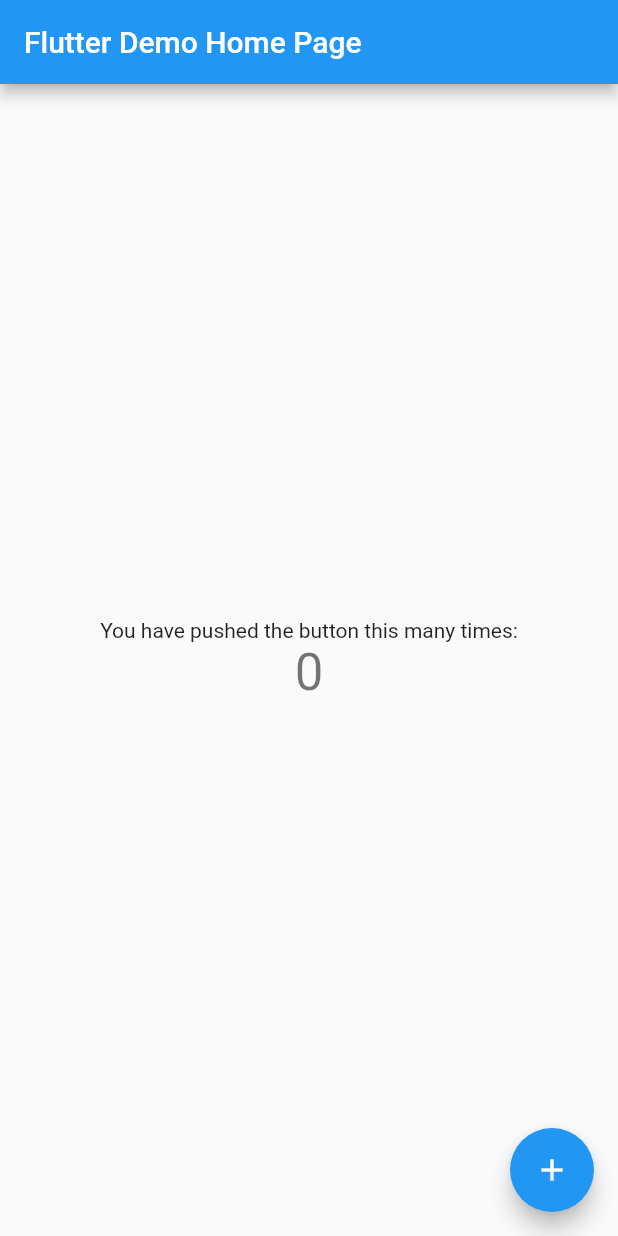
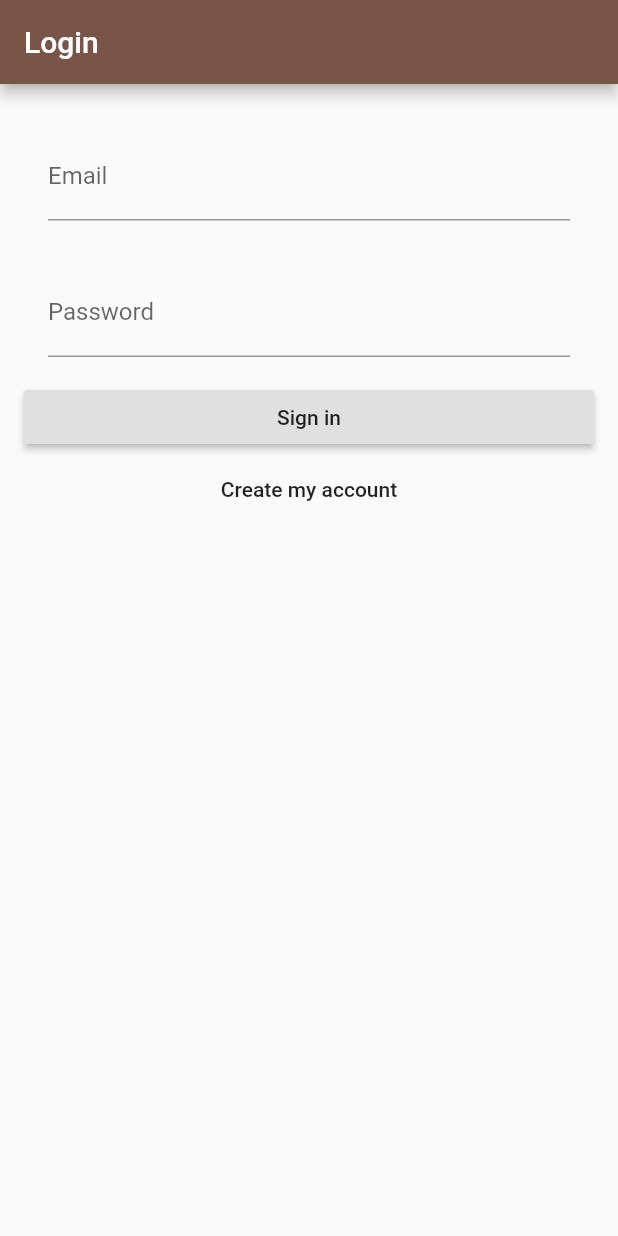
Before and after one commit to cdnbrt22/trust_me, a Flutter app: the screen it shows after launch, on a phone screen of 412 x 824 dp. Run offline on Flutter 3.47's test engine with Material 2 defaults, Android fonts, the phone set to English and light mode, and no system bars; our stand-ins replace firebase_auth, firebase_core; accounts and stored records are empty; Roboto replaces fonts that are missing (Font1).

Commit message:
Login and Register

```diff
--- a/lib/main.dart
+++ b/lib/main.dart
@@ -1,113 +1,27 @@
+import 'package:firebase_core/firebase_core.dart';
 import 'package:flutter/material.dart';
+import 'package:trustme/screens/loginpage.dart';
+import 'package:trustme/src/app.dart';
 
-void main() {
-  runApp(MyApp());
+void main() async {
+  WidgetsFlutterBinding.ensureInitialized();
+  await Firebase.initializeApp();
+  runApp(App());
 }
 
-class MyApp extends StatelessWidget {
-  // This widget is the root of your application.
-  @override
-  Widget build(BuildContext context) {
-    return MaterialApp(
-      title: 'Flutter Demo',
-      theme: ThemeData(
-        // This is the theme of your application.
-        //
-        // Try running your application with "flutter run". You'll see the
-        // application has a blue toolbar. Then, without quitting the app, try
-        // changing the primarySwatch below to Colors.green and then invoke
-        // "hot reload" (press "r" in the console where you ran "flutter run",
-        // or simply save your changes to "hot reload" in a Flutter IDE).
-        // Notice that the counter didn't reset back to zero; the application
-        // is not restarted.
-        primarySwatch: Colors.blue,
-      ),
-      home: MyHomePage(title: 'Flutter Demo Home Page'),
-    );
-  }
-}
-
-class MyHomePage extends StatefulWidget {
-  MyHomePage({Key key, this.title}) : super(key: key);
-
-  // This widget is the home page of your application. It is stateful, meaning
-  // that it has a State object (defined below) that contains fields that affect
-  // how it looks.
-
-  // This class is the configuration for the state. It holds the values (in this
-  // case the title) provided by the parent (in this case the App widget) and
-  // used by the build method of the State. Fields in a Widget subclass are
-  // always marked "final".
-
-  final String title;
-
-  @override
-  _MyHomePageState createState() => _MyHomePageState();
-}
-
-class _MyHomePageState extends State<MyHomePage> {
-  int _counter = 0;
-
-  void _incrementCounter() {
-    setState(() {
-      // This call to setState tells the Flutter framework that something has
-      // changed in this State, which causes it to rerun the build method below
-      // so that the display can reflect the updated values. If we changed
-      // _counter without calling setState(), then the build method would not be
-      // called again, and so nothing would appear to happen.
-      _counter++;
-    });
-  }
-
-  @override
-  Widget build(BuildContext context) {
-    // This method is rerun every time setState is called, for instance as done
-    // by the _incrementCounter method above.
-    //
-    // The Flutter framework has been optimized to make rerunning build methods
-    // fast, so that you can just rebuild anything that needs updating rather
-    // than having to individually change instances of widgets.
-    return Scaffold(
-      appBar: AppBar(
-        // Here we take the value from the MyHomePage object that was created by
-        // the App.build method, and use it to set our appbar title.
-        title: Text(widget.title),
-      ),
-      body: Center(
-        // Center is a layout widget. It takes a single child and positions it
-        // in the middle of the parent.
-        child: Column(
-          // Column is also a layout widget. It takes a list of children and
-          // arranges them vertically. By default, it sizes itself to fit its
-          // children horizontally, and tries to be as tall as its parent.
-          //
-          // Invoke "debug painting" (press "p" in the console, choose the
-          // "Toggle Debug Paint" action from the Flutter Inspector in Android
-          // Studio, or the "Toggle Debug Paint" command in Visual Studio Code)
-          // to see the wireframe for each widget.
-          //
-          // Column has various properties to control how it sizes itself and
-          // how it positions its children. Here we use mainAxisAlignment to
-          // center the children vertically; the main axis here is the vertical
-          // axis because Columns are vertical (the cross axis would be
-          // horizontal).
-          mainAxisAlignment: MainAxisAlignment.center,
-          children: <Widget>[
-            Text(
-              'You have pushed the button this many times:',
-            ),
-            Text(
-              '$_counter',
-              style: Theme.of(context).textTheme.headline4,
-            ),
-          ],
-        ),
-      ),
-      floatingActionButton: FloatingActionButton(
-        onPressed: _incrementCounter,
-        tooltip: 'Increment',
-        child: Icon(Icons.add),
-      ), // This trailing comma makes auto-formatting nicer for build methods.
-    );
-  }
-}
+// class MyApp extends StatelessWidget {
+//   // This widget is the root of your application.
+//   @override
+//   Widget build(BuildContext context) {
+//     return MaterialApp(
+//       title: 'Flutter Demo',
+//       theme: ThemeData(
+//         brightness: Brightness.light,
+//         primaryColor: Colors.brown[500],
+//         accentColor: Colors.blue[200],
+//         fontFamily: 'Font1',
+//       ),
+//       home: LoginPage(),
+//     );
+//   }
+// }
--- /dev/null
+++ b/lib/screens/loginpage.dart
@@ -0,0 +1,123 @@
+import 'package:firebase_auth/firebase_auth.dart';
+import 'package:flutter/material.dart';
+
+class LoginPage extends StatefulWidget {
+  @override
+  _LoginPageState createState() => _LoginPageState();
+}
+
+enum Formtype { login, register }
+
+class _LoginPageState extends State<LoginPage> {
+  final formkey = new GlobalKey<FormState>();
+
+  String _email;
+  String _password;
+  Formtype _formtype = Formtype.login;
+
+  bool validateAndSave() {
+    final form = formkey.currentState;
+    if (form.validate()) {
+      form.save();
+      return true;
+      // print('Form is vaild. Email: $_email, password: $_password');
+    }
+    return false;
+    // print('Form is invaild. Email: $_email, password: $_password');
+    //}
+  }
+
+  void validateAndSubmit() async {
+    if (validateAndSave()) {
+      try {
+        if (_formtype == Formtype.login) {
+          UserCredential result = await FirebaseAuth.instance
+              .signInWithEmailAndPassword(email: _email, password: _password);
+          User user = result.user;
+          print('Sign in: ${user.uid}');
+        } else {
+          UserCredential result = await FirebaseAuth.instance
+              .createUserWithEmailAndPassword(
+                  email: _email, password: _password);
+          User user = result.user;
+          print('Register user: ${user.uid}');
+        }
+      } catch (e) {
+        print('Error: $e');
+      }
+    }
+  }
+
+  void moveToRegister() {
+    formkey.currentState.reset();
+    setState(() {
+      _formtype = Formtype.register;
+    });
+  }
+
+  void moveToLogin() {
+    formkey.currentState.reset();
+    setState(() {
+      _formtype = Formtype.login;
+    });
+  }
+
+  @override
+  Widget build(BuildContext context) {
+    return Scaffold(
+        appBar: AppBar(
+          title: Text('Sign in'),
+        ),
+        body: Container(
+          child: Padding(
+            padding: const EdgeInsets.all(16.0),
+            child: Form(
+                key: formkey,
+                child: Column(
+                  crossAxisAlignment: CrossAxisAlignment.stretch,
+                  children: buildInput() + buildSubmitButtons(),
+                )),
+          ),
+        ));
+  }
+
+  List<Widget> buildInput() {
+    return [
+      new TextFormField(
+        decoration: InputDecoration(labelText: 'Email'),
+        validator: (value) => value.isEmpty ? 'Email can\'t be empty' : null,
+        onSaved: (value) => _email = value,
+      ),
+      new TextFormField(
+        decoration: InputDecoration(labelText: 'Password'),
+        obscureText: true,
+        validator: (value) => value.isEmpty ? 'Password can\'t be empty' : null,
+        onSaved: (value) => _password = value,
+      ),
+    ];
+  }
+
+  List<Widget> buildSubmitButtons() {
+    if (_formtype == Formtype.login) {
+      return [
+        new RaisedButton(
+          child: new Text('Sign in'),
+          onPressed: validateAndSave,
+        ),
+        new FlatButton(
+            onPressed: moveToRegister, child: Text('Create my account'))
+      ];
+    } else {
+      return [
+        new RaisedButton(
+          child: new Text('Create an account'),
+          onPressed: validateAndSave,
+        ),
+        new FlatButton(
+          child: new Text('Hava an account ? Login'),
+          onPressed: moveToLogin,
+        )
+      ];
+    }
+  }
+}
--- /dev/null
+++ b/lib/src/app.dart
@@ -0,0 +1,18 @@
+import 'package:flutter/material.dart';
+import 'package:trustme/src/screen/login.dart';
+
+class App extends StatelessWidget {
+  @override
+  Widget build(BuildContext context) {
+    return MaterialApp(
+      title: 'Sign in',
+      theme: ThemeData(
+        brightness: Brightness.light,
+        primaryColor: Colors.brown[500],
+        accentColor: Colors.blue[200],
+        fontFamily: 'Font1',
+      ),
+      home: LoginScreen(),
+    );
+  }
+}
--- /dev/null
+++ b/lib/src/screen/login.dart
@@ -0,0 +1,77 @@
+import 'package:firebase_auth/firebase_auth.dart';
+import 'package:flutter/material.dart';
+import 'package:trustme/src/screen/home.dart';
+
+class LoginScreen extends StatefulWidget {
+  @override
+  _LoginScreenState createState() => _LoginScreenState();
+}
+
+class _LoginScreenState extends State<LoginScreen> {
+  String _email;
+  String _password;
+
+  final _auth = FirebaseAuth.instance;
+  @override
+  Widget build(BuildContext context) {
+    return Scaffold(
+      appBar: AppBar(
+        title: Text('Login'),
+      ),
+      body: Container(
+        child: Padding(
+          padding: const EdgeInsets.all(16.0),
+          child: Form(
+            child: Column(
+              crossAxisAlignment: CrossAxisAlignment.stretch,
+              children: [
+                Padding(
+                  padding: const EdgeInsets.all(16.0),
+                  child: TextFormField(
+                    keyboardType: TextInputType.emailAddress,
+                    decoration: InputDecoration(
+                        labelText: 'Email', hintText: 'none@none.com'),
+                    onChanged: (value) {
+                      setState(() {
+                        _email = value.trim();
+                      });
+                    },
+                  ),
+                ),
+                Padding(
+                  padding: const EdgeInsets.all(16.0),
+                  child: TextFormField(
+                    decoration: InputDecoration(labelText: 'Password'),
+                    obscureText: true,
+                    onChanged: (value) {
+                      setState(() {
+                        _password = value.trim();
+                      });
+                    },
+                  ),
+                ),
+                new RaisedButton(
+                  child: new Text('Sign in'),
+                  onPressed: () {
+                    _auth.signInWithEmailAndPassword(
+                        email: _email, password: _password);
+                    Navigator.of(context).pushReplacement(
+                        MaterialPageRoute(builder: (context) => HomeScreen()));
+                  },
+                ),
+                new FlatButton(
+                    onPressed: () {
+                      _auth.createUserWithEmailAndPassword(
+                          email: _email, password: _password);
+                      Navigator.of(context).pushReplacement(MaterialPageRoute(
+                          builder: (context) => HomeScreen()));
+                    },
+                    child: Text('Create my account'))
+              ],
+            ),
+          ),
+        ),
+      ),
+    );
+  }
+}
```
Also changed, not shown: lib/src/screen/home.dart (added, +24 -0 lines), pubspec.yaml (+9 -0 lines), assets/fonts/NoVirus.ttf (added), assets/fonts/Pacifico-Regular.ttf (added), assets/fonts/Signatria.ttf (added), pubspec.lock, 9 other files.
